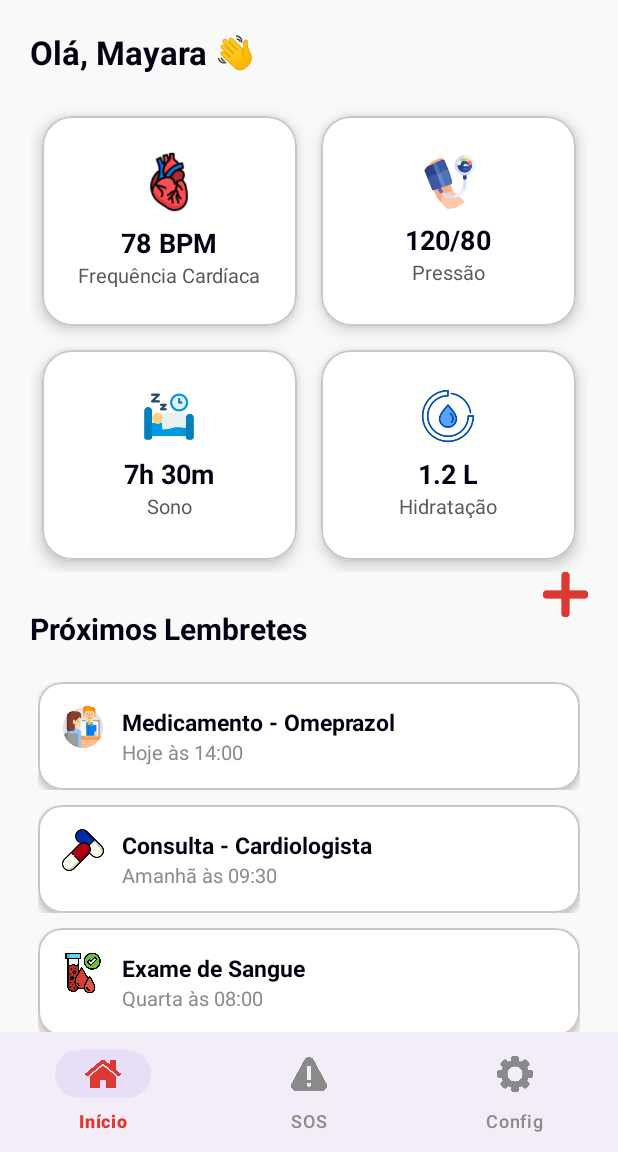
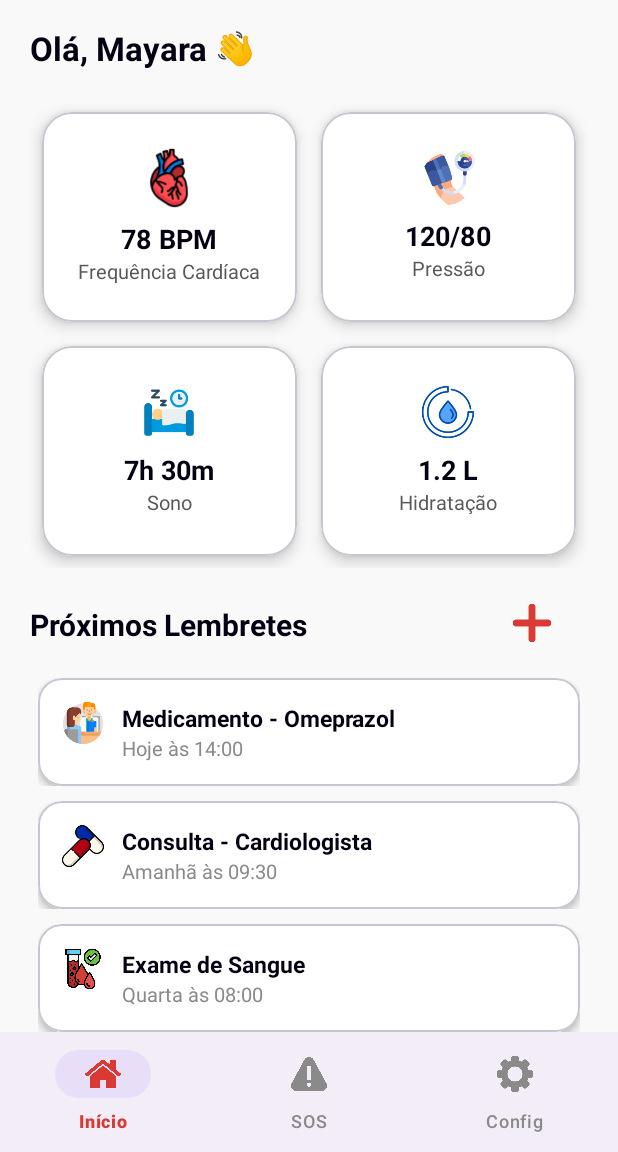
Before and after one commit to MayaSilva6980/BeMax, an Android app: the FrmPrincipal screen opened directly, with no data from a screen before it, on a phone screen of 412 x 824 dp, the part 84-1236 px from its top. Run offline under Robolectric (Android 15) with nearby library versions, the phone set to English and light mode, and no system bars.

Commit message:
ajustando layout para respeitar a statusbar

```diff
--- a/app/src/main/java/com/example/bemax/adapters/LembreteAdapter.java
+++ b/app/src/main/java/com/example/bemax/adapters/LembreteAdapter.java
@@ -9,7 +9,7 @@ import androidx.annotation.NonNull;
 import androidx.recyclerview.widget.RecyclerView;
 
 import com.example.bemax.R;
-import com.example.bemax.modelos.Lembrete;
+import com.example.bemax.model.Lembrete;
 import com.example.bemax.util.Const;
 
 import java.util.List;
--- a/app/src/main/java/com/example/bemax/modelos/Lembrete.java
+++ b/app/src/main/java/com/example/bemax/model/Lembrete.java
@@ -1,4 +1,4 @@
-package com.example.bemax.modelos;
+package com.example.bemax.model;
 public class Lembrete
 {
     public Lembrete(String dsTitulo, String dsHorario, int flTipo)
--- a/app/src/main/java/com/example/bemax/telas/FrmHome.java
+++ b/app/src/main/java/com/example/bemax/telas/FrmHome.java
@@ -9,15 +9,13 @@ import android.widget.Toolbar;
 
 import androidx.annotation.NonNull;
 import androidx.annotation.Nullable;
-import androidx.appcompat.app.AppCompatActivity;
 import androidx.fragment.app.Fragment;
 import androidx.recyclerview.widget.LinearLayoutManager;
 import androidx.recyclerview.widget.RecyclerView;
 
 import com.example.bemax.R;
 import com.example.bemax.adapters.LembreteAdapter;
-import com.example.bemax.modelos.Lembrete;
-import com.google.android.material.bottomnavigation.BottomNavigationView;
+import com.example.bemax.model.Lembrete;
 
 import java.util.ArrayList;
 
--- a/app/src/main/java/com/example/bemax/telas/FrmPrincipal.java
+++ b/app/src/main/java/com/example/bemax/telas/FrmPrincipal.java
@@ -52,4 +52,19 @@ public class FrmPrincipal extends BaseActivity {
 
     }
 
+    @Override
+    public void obtemParametros() throws Exception {
+
+    }
+
+    @Override
+    public void iniciaControles() throws Exception {
+
+    }
+
+    @Override
+    public void carregaDados() throws Exception {
+
+    }
+
 }
--- a/app/src/main/java/com/example/bemax/telas/FrmSplash.java
+++ b/app/src/main/java/com/example/bemax/telas/FrmSplash.java
@@ -19,7 +19,6 @@ public class FrmSplash extends AppCompatActivity
     protected void onCreate(Bundle savedInstanceState)
     {
         super.onCreate(savedInstanceState);
-        EdgeToEdge.enable(this);
         setContentView(R.layout.frm_splash);
 
 
--- a/app/src/main/java/com/example/bemax/util/BaseActivity.java
+++ b/app/src/main/java/com/example/bemax/util/BaseActivity.java
@@ -5,31 +5,59 @@ import android.os.Bundle;
 import android.view.View;
 
 import androidx.appcompat.app.AppCompatActivity;
+import androidx.appcompat.app.AppCompatDelegate;
 import androidx.core.graphics.Insets;
 import androidx.core.view.ViewCompat;
 import androidx.core.view.WindowInsetsCompat;
 
 import com.example.bemax.R;
 
-public class BaseActivity extends AppCompatActivity
+public abstract class BaseActivity extends AppCompatActivity
 {
     @Override
     protected void onCreate(Bundle savedInstanceState)
     {
         super.onCreate(savedInstanceState);
 
-        getWindow().setDecorFitsSystemWindows(true);
+        try {
+            AppCompatDelegate.setDefaultNightMode(AppCompatDelegate.MODE_NIGHT_NO);
 
             // Se estiver usando Edge-to-Edge, configura aqui
             View root = findViewById(R.id.root_layout);
-        if (root != null)
-        {
+            if (root != null) {
                 ViewCompat.setOnApplyWindowInsetsListener(root, (v, insets) ->
                 {
                     Insets systemBars = insets.getInsets(WindowInsetsCompat.Type.systemBars());
-                v.setPadding(systemBars.left, systemBars.top, systemBars.right, systemBars.bottom);
+                    v.setPadding(systemBars.left, getStatusBarHeight(this), systemBars.right, systemBars.bottom);
                     return WindowInsetsCompat.CONSUMED;
                 });
             }
+
+            obtemParametros();
+
+            iniciaControles();
+
+            carregaDados();
+        }
+        catch (Exception err)
+        {
+            //TODO: fazer um alert
         }
     }
+
+
+    public abstract  void obtemParametros() throws Exception;
+
+    public abstract  void iniciaControles() throws Exception;
+    public abstract  void carregaDados() throws Exception;
+
+    public int getStatusBarHeight(Activity activity) {
+        int resourceId = activity.getResources().getIdentifier("status_bar_height", "dimen", "android");
+        if (resourceId > 0) {
+            return activity.getResources().getDimensionPixelSize(resourceId);
+        } else {
+            return 0;
+        }
+    }
+
+}
--- a/app/src/main/res/layout/frm_home.xml
+++ b/app/src/main/res/layout/frm_home.xml
@@ -6,24 +6,12 @@
     android:layout_height="match_parent"
     android:background="@color/cor_cinza_fundo">
 
-    <!-- Toolbar -->
-    <Toolbar
-        android:id="@+id/toolbar"
-        android:layout_width="match_parent"
-        android:layout_height="wrap_content"
-        android:backgroundTint="@color/bemax_offwhite"
-        android:elevation="0dp"
-        android:title="BeMax"
-        android:titleTextAppearance="@style/TextAppearance.Material3.TitleLarge"
-        android:titleTextColor="@color/bemax_red"
-        app:layout_constraintStart_toStartOf="parent" />
 
     <!-- Conteúdo scrollável -->
     <ScrollView
         android:layout_width="match_parent"
         android:layout_height="0dp"
         android:fillViewport="true"
-        app:layout_constraintTop_toBottomOf="@id/toolbar"
         app:layout_constraintStart_toStartOf="parent"
         app:layout_constraintEnd_toEndOf="parent">
 
@@ -216,27 +204,33 @@
             <LinearLayout
                 android:layout_width="match_parent"
                 android:layout_height="wrap_content"
-                android:orientation="horizontal">
+                android:orientation="horizontal"
+                android:layout_marginTop="24dp"
+                android:layout_marginBottom="12dp" >
 
                 <!-- Seção de Lembretes -->
                 <TextView
                     android:layout_width="0dp"
                     android:layout_height="wrap_content"
-                    android:layout_weight="90"
+                    android:layout_weight="80"
                     android:text="Próximos Lembretes"
                     android:textColor="@color/bemax_black"
                     android:textSize="20sp"
-                    android:textStyle="bold"
-                    android:layout_marginTop="24dp"
-                    android:layout_marginBottom="12dp" />
+                    android:textStyle="bold"/>
 
-                <ImageView
-                    android:id="@+id/imgMais"
-                    android:layout_width="30dp"
-                    android:layout_height="30dp"
-                    android:src="@drawable/ic_mais"/>
+                <LinearLayout
+                    android:layout_width="0dp"
+                    android:layout_height="wrap_content"
+                    android:gravity="center"
+                    android:layout_weight="20">
 
+                    <ImageView
+                        android:id="@+id/imgMais"
+                        android:layout_width="25dp"
+                        android:layout_height="25dp"
+                        android:src="@drawable/ic_mais"/>
 
+                </LinearLayout>
 
             </LinearLayout>
 
--- a/app/src/main/res/layout/frm_login.xml
+++ b/app/src/main/res/layout/frm_login.xml
@@ -116,6 +116,7 @@
         android:layout_gravity="center"
         android:gravity="center"
         android:background="@drawable/botao_cinza"
+        android:clickable="true"
         android:layout_marginBottom="12dp" >
 
         <ImageView
--- a/app/src/main/res/layout/frm_principal.xml
+++ b/app/src/main/res/layout/frm_principal.xml
@@ -6,6 +6,18 @@
     android:background="@color/white"
     android:id="@+id/root_layout"
     android:layout_height="match_parent">
+
+    <!-- Toolbar -->
+    <Toolbar
+        android:id="@+id/toolbar"
+        android:layout_width="match_parent"
+        android:layout_height="wrap_content"
+        android:backgroundTint="@color/bemax_offwhite"
+        android:elevation="0dp"
+        android:title="BeMax"
+        android:titleTextAppearance="@style/TextAppearance.Material3.TitleLarge"
+        android:titleTextColor="@color/bemax_red"
+        app:layout_constraintStart_toStartOf="parent" />
 
     <!-- Onde os fragments vão aparecer -->
     <FrameLayout
--- a/app/src/main/res/values/themes.xml
+++ b/app/src/main/res/values/themes.xml
@@ -5,6 +5,7 @@
         <item name="android:statusBarColor">?attr/colorPrimaryDark</item>
         <item name="android:windowTranslucentStatus">false</item>
         <item name="android:windowFullscreen">false</item>
+        <item name="android:windowOptOutEdgeToEdgeEnforcement">true</item>
         <!-- <item name="colorPrimary">@color/my_light_primary</item> -->
     </style>
 
```
Also changed, not shown: app/src/main/java/com/example/bemax/telas/FrmLogin.java (+25 -15 lines), app/src/main/res/layout/frm_cadastro_lembrete.xml (added, +233 -0 lines), app/src/main/res/layout/frm_splash.xml (+4 -6 lines). Lines whose indentation alone changed are shown as unchanged.
